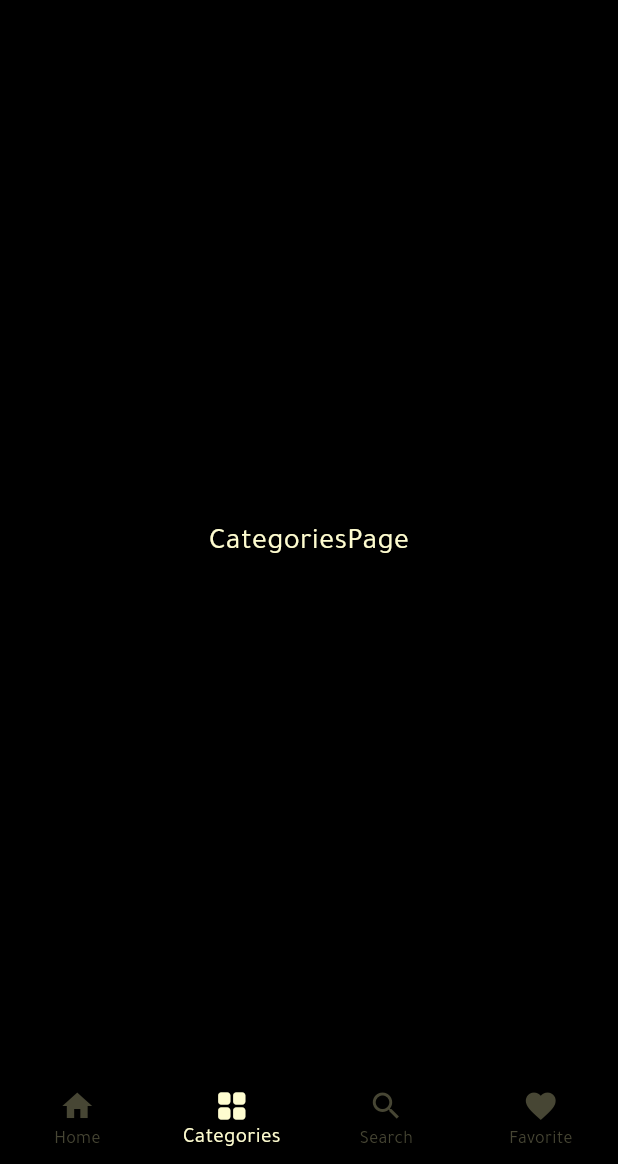
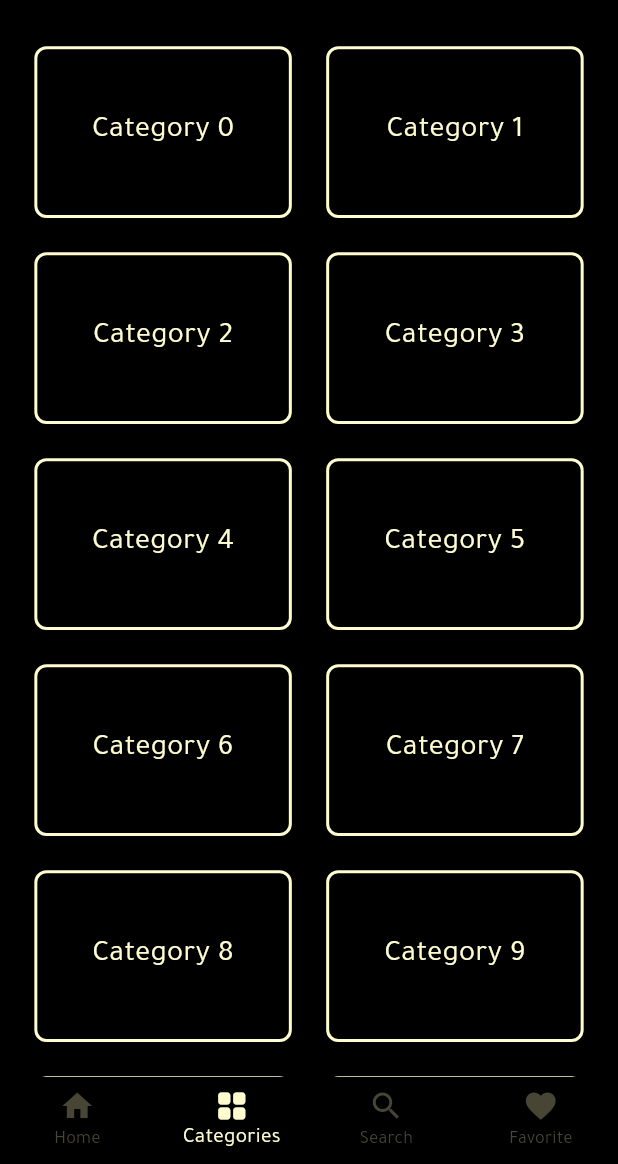
Before and after one commit to MostafaAlyy/Quote, a Flutter app: the screen it shows after launch, swiped to page 2, on a phone screen of 412 x 824 dp, the part 72-1236 px from its top. Run offline on Flutter 3.47's test engine with Material 3 defaults, Android fonts, the phone set to English and light mode, and no system bars; our stand-ins replace bloc, dartz, dio, equatable, flutter_bloc, flutter_screenutil and 4 more; missing offline and left inert: swipeable_card_stack; network calls fail.

Commit message:
Add flutter_screenutil package for responsive UI

```diff
--- a/lib/app.dart
+++ b/lib/app.dart
@@ -1,5 +1,6 @@
 import 'package:flutter/material.dart';
 import 'package:flutter_bloc/flutter_bloc.dart';
+import 'package:flutter_screenutil/flutter_screenutil.dart';
 import 'package:quotes/config/locale/app_localizations_setup.dart';
 import 'package:quotes/config/routes/app_routes.dart';
 import 'package:quotes/config/themes/app_theme.dart';
@@ -18,7 +19,11 @@ class QuoteApp extends StatelessWidget {
             buildWhen: (previousState, currentState) {
               return previousState != currentState;
             },
-          builder: (context, state) => MaterialApp(
+            builder: (context, state) => ScreenUtilInit(
+                  designSize: const Size(360, 690),
+                  minTextAdapt: true,
+                  splitScreenMode: true,
+                  child: MaterialApp(
                     locale: state.locale,
                     title: AppStrings.appName,
                     debugShowCheckedModeBanner: false,
@@ -30,6 +35,6 @@ class QuoteApp extends StatelessWidget {
                     localizationsDelegates:
                         AppLocalizationsSetup.localizationsDelegates,
                   ),
-        ));
+                )));
   }
 }
--- a/lib/features/categories/presentation/pages/categories_page.dart
+++ b/lib/features/categories/presentation/pages/categories_page.dart
@@ -1,12 +1,31 @@
 import 'package:flutter/material.dart';
+import 'package:flutter_screenutil/flutter_screenutil.dart';
+import 'package:quotes/core/utils/app_colors.dart';
 
 class CategoriesPage extends StatelessWidget {
   const CategoriesPage({super.key});
 
   @override
   Widget build(BuildContext context) {
-    return const Scaffold(
-      body: Center(child: Text("CategoriesPage")),
-    );
+    return Scaffold(
+        body: GridView.builder(
+      padding: EdgeInsets.all(20.r),
+      itemCount: 50,
+      gridDelegate: SliverGridDelegateWithFixedCrossAxisCount(
+          crossAxisCount: 2,
+          crossAxisSpacing: 20.r,
+          mainAxisSpacing: 20.r,
+          childAspectRatio: 1.5),
+      itemBuilder: (context, index) => Container(
+        decoration: BoxDecoration(
+            color: AppColors.backgroundColor,
+            borderRadius: BorderRadius.circular(8),
+            border: Border.all(
+              color: AppColors.primaryColor,
+              width: 2,
+            )),
+        child: Center(child: Text('Category $index')),
+      ),
+    ));
   }
 }
--- a/pubspec.yaml
+++ b/pubspec.yaml
@@ -37,6 +37,7 @@ dependencies:
     sdk: flutter
   flutter_bloc: ^8.1.3
   flutter_localization: ^0.1.14
+  flutter_screenutil: ^5.9.0
   flutter_spinkit: ^5.2.0
   flutter_svg: ^2.0.9
   get_it: ^7.6.4
```
Also changed, not shown: pubspec.lock. Lines whose indentation alone changed are shown as unchanged.
